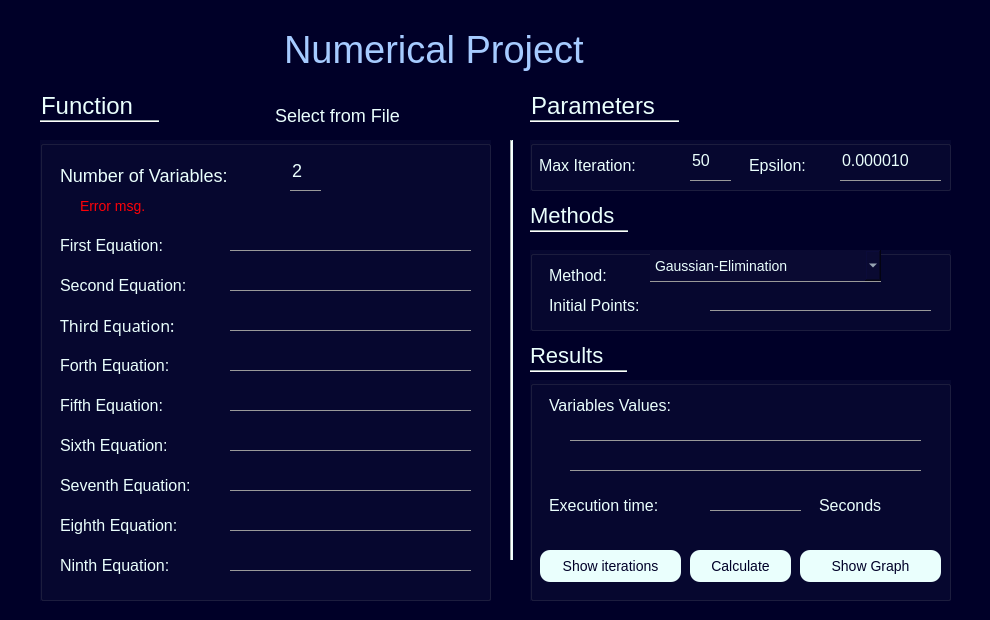
The window that Views/mainwindow.ui (MahmoudElkarargy/Numerical_lab2) describes before a commit, drawn with Qt 5.
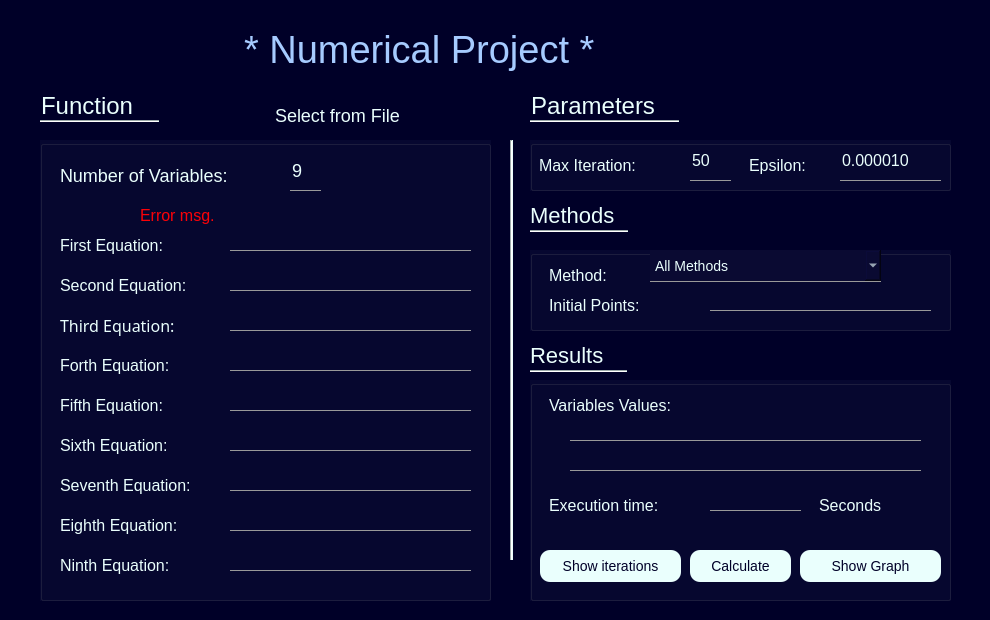
The same window after the commit.

```diff
--- a/Views/mainwindow.ui
+++ b/Views/mainwindow.ui
@@ -23,9 +23,9 @@
    <widget class="QLabel" name="label">
     <property name="geometry">
      <rect>
-      <x>270</x>
+      <x>230</x>
       <y>20</y>
-      <width>411</width>
+      <width>501</width>
       <height>60</height>
      </rect>
     </property>
@@ -38,7 +38,7 @@
 </string>
     </property>
     <property name="text">
-     <string>Numerical Project</string>
+     <string>* Numerical Project *</string>
     </property>
    </widget>
    <widget class="QLabel" name="label_2">
@@ -159,22 +159,22 @@
       <number>9</number>
      </property>
      <property name="value">
-      <number>2</number>
+      <number>9</number>
      </property>
     </widget>
     <widget class="QLabel" name="errorMsg">
      <property name="geometry">
       <rect>
-       <x>40</x>
-       <y>50</y>
-       <width>351</width>
+       <x>100</x>
+       <y>60</y>
+       <width>291</width>
        <height>31</height>
       </rect>
      </property>
      <property name="styleSheet">
       <string notr="true">background: transparent;
 color:rgb(252, 1, 7);
-font-size: 14px;
+font-size: 16px;
 font-family: &quot;Lucida Console&quot;, &quot;Courier New&quot;, monospace;</string>
      </property>
      <property name="text">
@@ -789,6 +789,14 @@
 font-family: &quot;Lucida Console&quot;, &quot;Courier New&quot;, monospace;
 color: rgb(234, 255, 253);</string>
      </property>
+     <property name="currentText">
+      <string>All Methods</string>
+     </property>
+     <item>
+      <property name="text">
+       <string>All Methods</string>
+      </property>
+     </item>
      <item>
       <property name="text">
        <string>Gaussian-Elimination</string>
```
Left out of the diff: 8 changed lines with no effect on the pictures.
